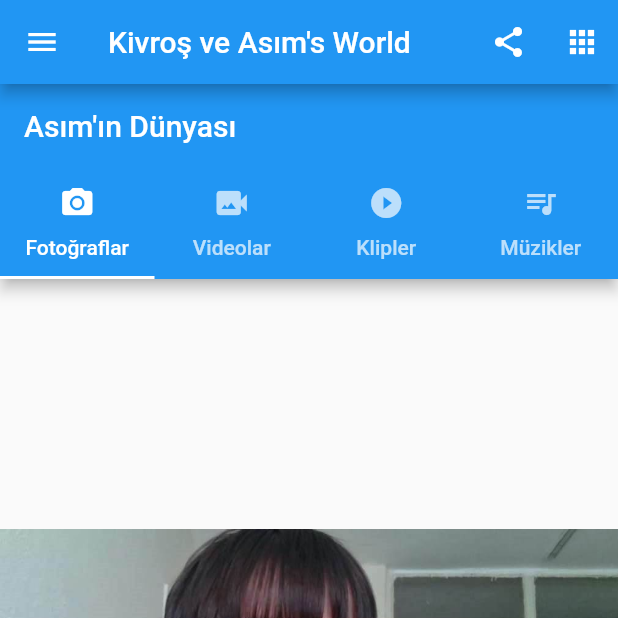
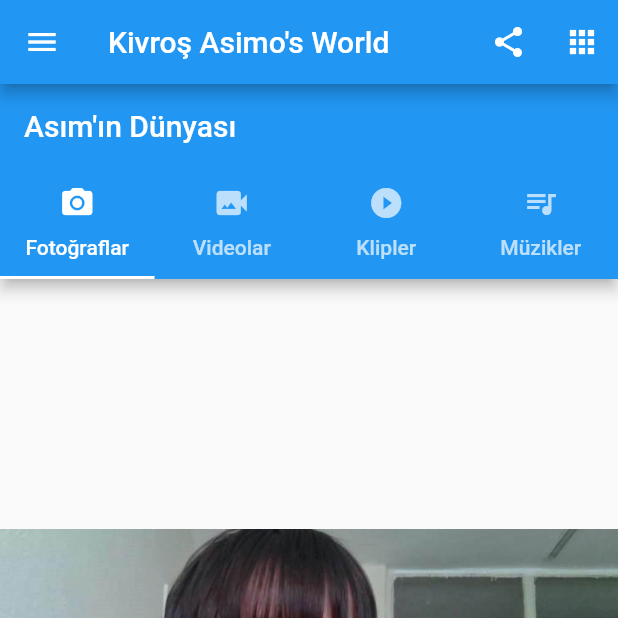
Before and after one commit to dogan1972/depo, a Flutter app: the screen it shows after launch, on a phone screen of 412 x 824 dp, the top half of it. Run offline on Flutter 3.47's test engine with Material 2 defaults, Android fonts, the phone set to English and light mode, and no system bars; our stand-ins replace youtube_player_flutter.

Commit message:
ikinci versiyon

```diff
--- a/asimo/lib/main.dart
+++ b/asimo/lib/main.dart
@@ -21,7 +21,7 @@ class MyApp extends StatelessWidget {
               ),
               IconButton(onPressed: () {}, icon: Icon(Icons.apps))
             ],
-            title: Text("Kivroş ve Asım's World"),
+            title: Text("Kivroş Asimo's World"),
           ),
           body: AsimoTabControllers()),
     );
```
